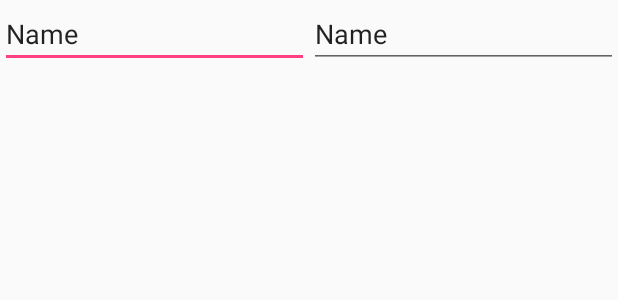
After one commit to andrake16/CashC, an Android app: the layout item_of_purchases_list.xml on its own in the app's theme, with its tools: preview values and no code run, on a phone screen of 412 x 824 dp. The commit adds this screen. Shown: the top 300 px of the screen. Run offline under Robolectric (Android 15) with nearby library versions, the phone set to English and light mode, and no system bars.

Commit message:
start add view purchases

```diff
--- a/app/src/main/AndroidManifest.xml
+++ b/app/src/main/AndroidManifest.xml
@@ -16,7 +16,8 @@
             </intent-filter>
         </activity>
         <activity android:name=".DBActivity" />
-        <activity android:name=".addProductActivity"></activity>
+        <activity android:name=".addProductActivity" />
+        <activity android:name=".ViewPurchasesActivity"></activity>
     </application>
 
 </manifest>
--- a/app/src/main/java/com/nd/cashc/DataBase/CC_DatabaseHelper.java
+++ b/app/src/main/java/com/nd/cashc/DataBase/CC_DatabaseHelper.java
@@ -4,7 +4,7 @@ import android.content.Context;
 import android.database.sqlite.SQLiteDatabase;
 import android.database.sqlite.SQLiteOpenHelper;
 
-import com.nd.cashc.DataBase.Entities.Purchases;
+import com.nd.cashc.DataBase.DBEntities.Purchases;
 
 /**
  * Created by Andrew on 15.10.2016.
--- a/app/src/main/java/com/nd/cashc/DataBase/Entities/Purchases.java
+++ b/app/src/main/java/com/nd/cashc/DataBase/DBEntities/Purchases.java
@@ -1,4 +1,4 @@
-package com.nd.cashc.DataBase.Entities;
+package com.nd.cashc.DataBase.DBEntities;
 
 import android.provider.BaseColumns;
 
@@ -21,7 +21,7 @@ public final class Purchases {
                 "_id INTEGER PRIMARY KEY AUTOINCREMENT, " +
                 PRODUCT + " TEXT, " +
                 AMOUNT + " INTEGER, " +
-                PRICE + " REAL, " +
+                PRICE + " REAL" +
                 ");";
     }
 }
--- a/app/src/main/res/layout/activity_add_product.xml
+++ b/app/src/main/res/layout/activity_add_product.xml
@@ -24,7 +24,7 @@
         <EditText
             android:hint="@string/product_name_hint"
             style="@style/nd_editTextDefault"
-            android:id="@+id/editText_Product"
+            android:id="@+id/addProd_editText_Product"
             />
     </LinearLayout>
 
@@ -41,7 +41,7 @@
             style="@style/nd_editTextDefault"
             android:hint="@string/amount_of_product_hint"
             android:inputType="numberDecimal"
-            android:id="@+id/editTextAmount"/>
+            android:id="@+id/addProd_editText_Amount"/>
 
     </LinearLayout>
 
@@ -57,7 +57,7 @@
         <EditText
             style="@style/nd_editTextDefault"
             android:inputType="number"
-            android:id="@+id/editTextPrice"
+            android:id="@+id/addProd_editText_Price"
             android:hint="@string/price_hint"
             />
     </LinearLayout>
--- /dev/null
+++ b/app/src/main/res/layout/item_of_purchases_list.xml
@@ -0,0 +1,25 @@
+<?xml version="1.0" encoding="utf-8"?>
+<LinearLayout xmlns:android="http://schemas.android.com/apk/res/android"
+    android:layout_width="match_parent"
+    android:layout_height="match_parent"
+    android:orientation="horizontal">
+
+    <EditText
+        android:layout_width="wrap_content"
+        android:layout_height="wrap_content"
+        android:inputType="textPersonName"
+        android:text="Name"
+        android:ems="10"
+        android:id="@+id/purchaseName"
+        android:layout_weight="1" />
+
+    <EditText
+        android:layout_width="wrap_content"
+        android:layout_height="wrap_content"
+        android:inputType="textPersonName"
+        android:text="Name"
+        android:ems="10"
+        android:id="@+id/editText2"
+        android:layout_weight="1" />
+
+</LinearLayout>
--- a/app/src/main/res/values/strings.xml
+++ b/app/src/main/res/values/strings.xml
@@ -12,7 +12,6 @@
     <string name="price_hint">Price</string>
 
 
-
     <!-- TODO: Remove or change this placeholder text -->
     <string name="hello_blank_fragment">Hello blank fragment</string>
     <string name="add_product">add Product</string>
```
Also changed, not shown: app/src/main/java/com/nd/cashc/DataBase/Entities/Purchase.java (added, +18 -0 lines), app/src/main/java/com/nd/cashc/ViewPurchasesActivity.java (added, +49 -0 lines), app/src/main/java/com/nd/cashc/addProduct.java (deleted, +0 -108 lines), app/src/main/java/com/nd/cashc/addProductActivity.java (+9 -8 lines), app/src/main/res/layout/activity_view_purchases.xml (added, +22 -0 lines), app/src/main/res/layout/fragment_add_product.xml (deleted, +0 -13 lines).
